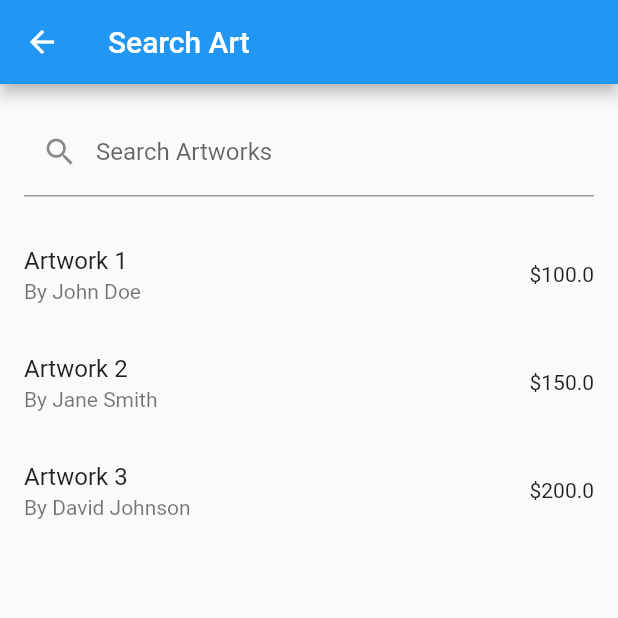
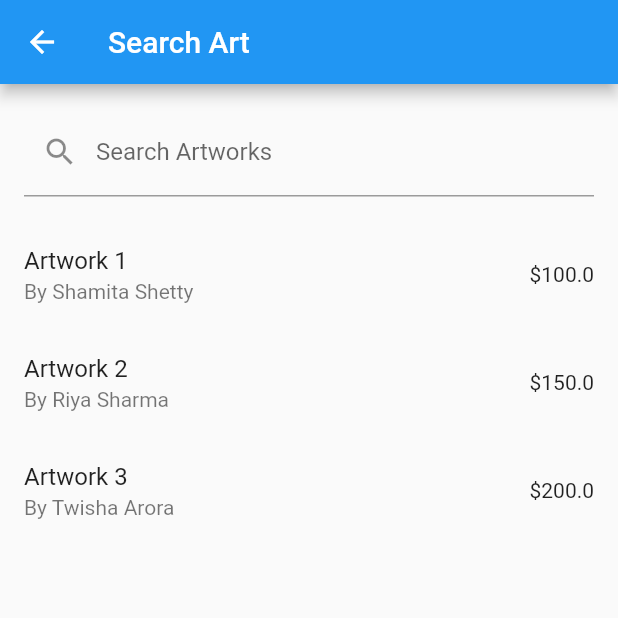
Before and after one commit to nikitabhutani/yourart, a Flutter app: the SearchPage screen opened by its route, on a phone screen of 412 x 824 dp, the top half of it. Run offline on Flutter 3.47's test engine with Material 2 defaults, Android fonts, the phone set to English and light mode, and no system bars; our stand-ins replace animated_splash_screen, firebase_auth, firebase_core, get, image_picker, page_transition; accounts and stored records are empty.

Commit message:
updated readme and made some changes in screens

```diff
--- a/lib/src/screens/profile.dart
+++ b/lib/src/screens/profile.dart
@@ -16,7 +16,7 @@ class ProfilePage extends StatelessWidget {
           ),
           SizedBox(height: 10.0),
           Text(
-            'John Doe',
+            'Nikita Bhutani',
             style: TextStyle(
               fontSize: 20.0,
               fontWeight: FontWeight.bold,
--- a/lib/src/screens/search.dart
+++ b/lib/src/screens/search.dart
@@ -7,9 +7,9 @@ class SearchPage extends StatefulWidget {
 
 class _SearchPageState extends State<SearchPage> {
   List<Artwork> artworks = [
-    Artwork(name: 'Artwork 1', artist: 'John Doe', price: 100),
-    Artwork(name: 'Artwork 2', artist: 'Jane Smith', price: 150),
-    Artwork(name: 'Artwork 3', artist: 'David Johnson', price: 200),
+    Artwork(name: 'Artwork 1', artist: 'Shamita Shetty', price: 100),
+    Artwork(name: 'Artwork 2', artist: 'Riya Sharma', price: 150),
+    Artwork(name: 'Artwork 3', artist: 'Twisha Arora', price: 200),
   ];
 
   List<Artwork> filteredArtworks = [];
```
Also changed, not shown: 1 other file.
